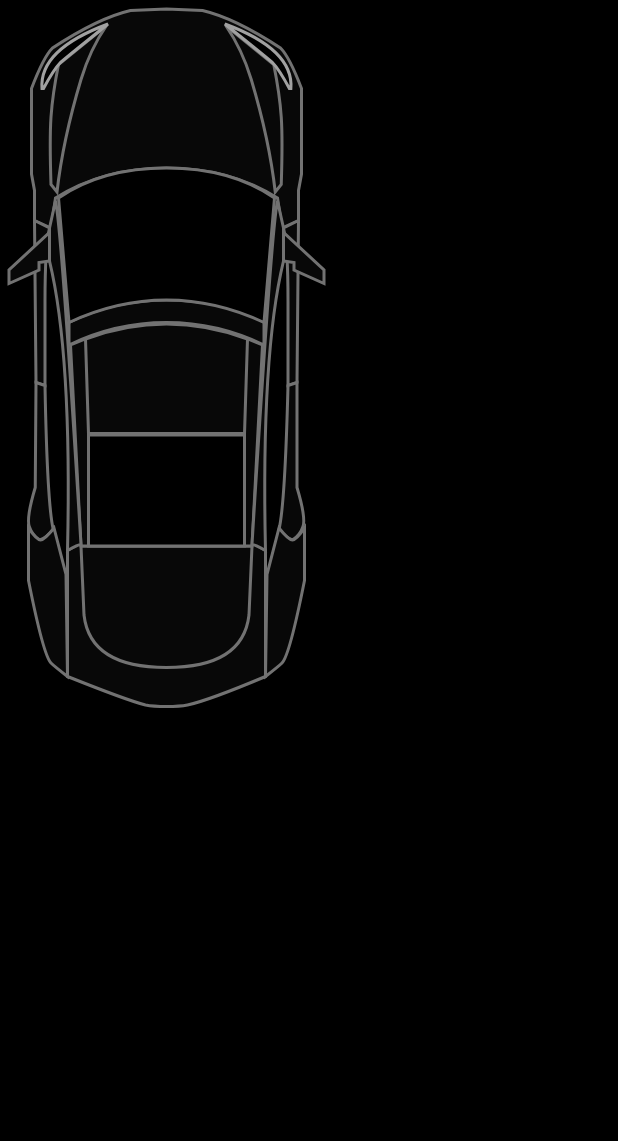
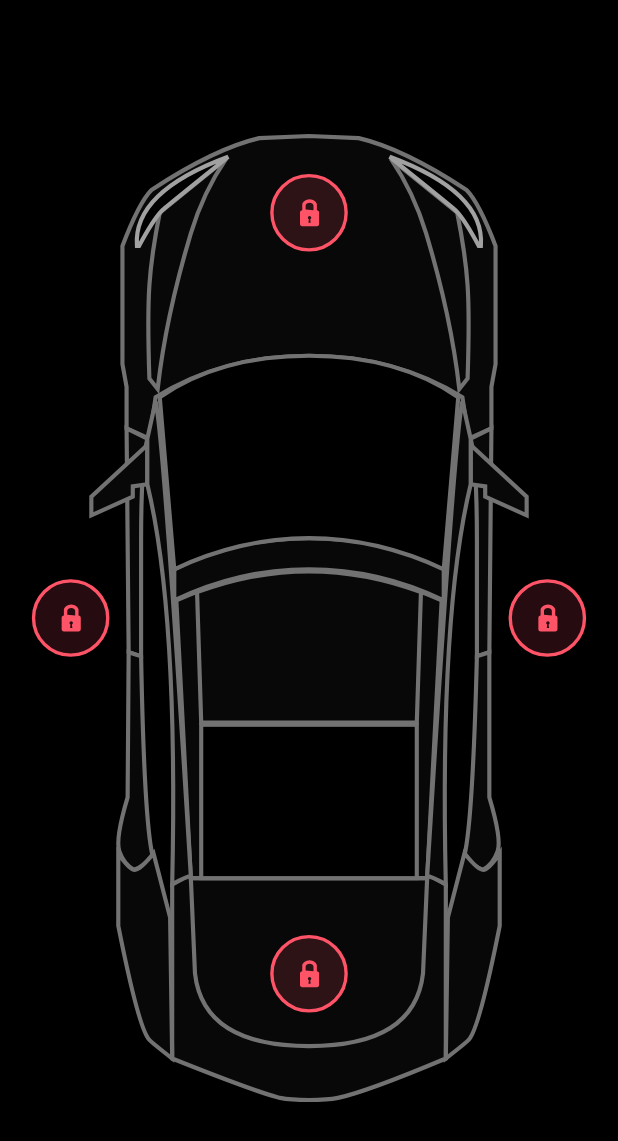
Before and after one commit to arrteann/tesla_car_animation, a Flutter app: the screen it shows after launch, on a phone screen of 412 x 824 dp. Shown: the top 1141 px of the screen. Run offline on Flutter 3.47's test engine with Material 2 defaults, Android fonts, the phone set to English and light mode, and no system bars; our stand-ins replace flutter_svg.

Commit message:
feat: door locks buttons was implemented

```diff
--- a/lib/controller/home_controller.dart
+++ b/lib/controller/home_controller.dart
@@ -1,5 +1,28 @@
 import 'package:flutter/material.dart';
 
 class HomeController extends ChangeNotifier {
+  bool isRightDoorLocked = true;
+  bool isLeftDoorLocked = true;
+  bool isBonnetDoorLocked = true;
+  bool isTrunkDoorLocked = true;
 
+  void toggleRightDoorLock() {
+    isRightDoorLocked = !isRightDoorLocked;
+    notifyListeners();
+  }
+
+  void toggleLeftDoorLock() {
+    isLeftDoorLocked = !isLeftDoorLocked;
+    notifyListeners();
+  }
+
+  void toggleBonnetDoorLock() {
+    isBonnetDoorLocked = !isBonnetDoorLocked;
+    notifyListeners();
+  }
+
+  void toggleTrunkDoorLock() {
+    isTrunkDoorLocked = !isTrunkDoorLocked;
+    notifyListeners();
+  }
 }
--- a/lib/screens/home_screen.dart
+++ b/lib/screens/home_screen.dart
@@ -1,6 +1,7 @@
 import 'package:flutter/material.dart';
 import 'package:flutter_svg/flutter_svg.dart';
 import 'package:tesla_car_animation/controller/home_controller.dart';
+import 'package:tesla_car_animation/widgets/door_lock.dart';
 
 class HomeScreen extends StatefulWidget {
   const HomeScreen({super.key});
@@ -18,12 +19,58 @@ class _HomeScreenState extends State<HomeScreen> {
         animation: _controller,
         builder: (context, _) {
           return Scaffold(
-            body: LayoutBuilder(
-              builder: (context, constraints) {
-                return SafeArea(
-                  child: SvgPicture.asset("/assets/icons/Car.svg"),
-                );
-              }
+            body: SafeArea(
+              child: LayoutBuilder(
+                builder: (context, constraints) {
+                  return Stack(
+                    alignment: Alignment.center,
+                    children: [
+                      Padding(
+                        padding: EdgeInsets.symmetric(
+                          vertical: constraints.maxHeight * 0.1,
+                        ),
+                        child: SvgPicture.asset(
+                          "assets/icons/Car.svg",
+                          width: double.infinity,
+                        ),
+                      ),
+
+                      // Door Locks
+                      Positioned(
+                        right: constraints.maxWidth * 0.05,
+                        child: DoorLock(
+                          press: _controller.toggleRightDoorLock,
+                          isLocked: _controller.isRightDoorLocked,
+                        ),
+                      ),
+
+                      Positioned(
+                        left: constraints.maxWidth * 0.05,
+                        child: DoorLock(
+                          press: _controller.toggleLeftDoorLock,
+                          isLocked: _controller.isLeftDoorLocked,
+                        ),
+                      ),
+
+                      Positioned(
+                        top: constraints.maxHeight * 0.14,
+                        child: DoorLock(
+                          press: _controller.toggleBonnetDoorLock,
+                          isLocked: _controller.isBonnetDoorLocked,
+                        ),
+                      ),
+
+                      Positioned(
+                        bottom: constraints.maxHeight * 0.18,
+                        child: DoorLock(
+                          press: _controller.toggleTrunkDoorLock,
+                          isLocked: _controller.isTrunkDoorLocked,
+                        ),
+                      ),
+                    ],
+                  );
+                },
+              ),
             ),
           );
         });
--- /dev/null
+++ b/lib/widgets/door_lock.dart
@@ -0,0 +1,38 @@
+import 'package:flutter/material.dart';
+import 'package:flutter_svg/flutter_svg.dart';
+import 'package:tesla_car_animation/constant.dart';
+
+class DoorLock extends StatelessWidget {
+  const DoorLock({
+    super.key,
+    required this.press,
+    required this.isLocked,
+  });
+
+  final VoidCallback press;
+  final bool isLocked;
+
+  @override
+  Widget build(BuildContext context) {
+    return GestureDetector(
+      onTap: press,
+      child: AnimatedSwitcher(
+        duration: defaultDuration,
+        switchInCurve: Curves.easeInOutBack,
+        transitionBuilder: (child, animation) => ScaleTransition(
+          scale: animation,
+          child: child,
+        ),
+        child: isLocked
+            ? SvgPicture.asset(
+                "assets/icons/door_lock.svg",
+                key: const ValueKey("door_lock"),
+              )
+            : SvgPicture.asset(
+                "assets/icons/door_unlock.svg",
+                key: const ValueKey("door_unlock"),
+              ),
+      ),
+    );
+  }
+}
```
